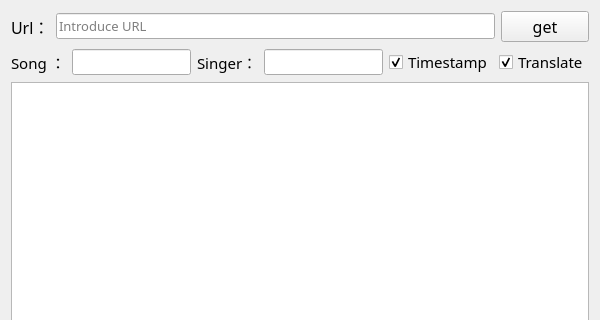
First picture: the form in mainwindow.ui, repository miguel26gonz/NeteaseLyric, before the edit; both pictures show x 0 to 600 and y 0 to 320 of the 600 by 700 pixel window.
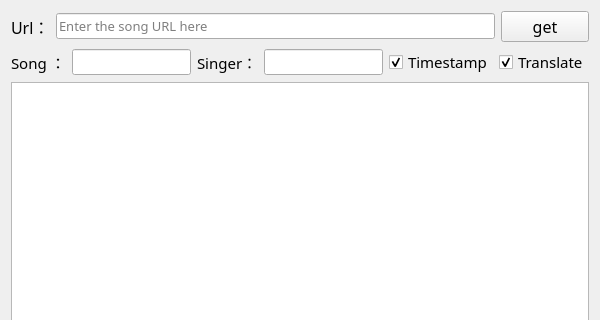
Second picture: the form after the edit.

```diff
--- a/mainwindow.ui
+++ b/mainwindow.ui
@@ -62,7 +62,7 @@
            <string/>
           </property>
           <property name="placeholderText">
-           <string>Introduce URL</string>
+           <string>Enter the song URL here</string>
           </property>
          </widget>
         </item>
```
